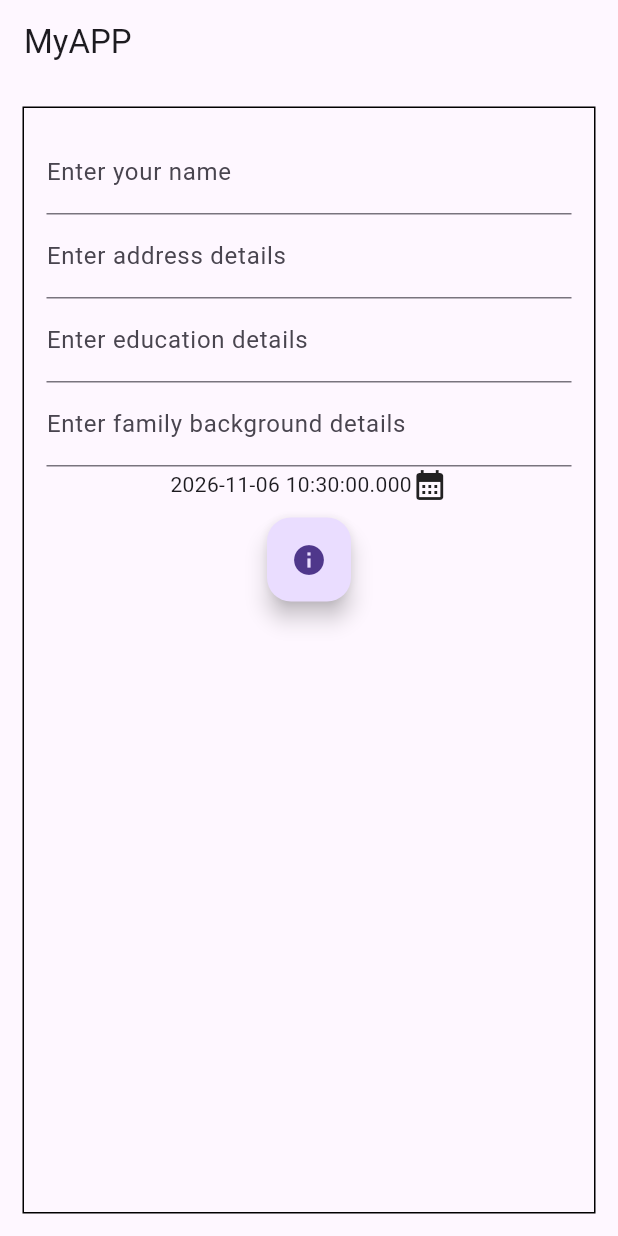
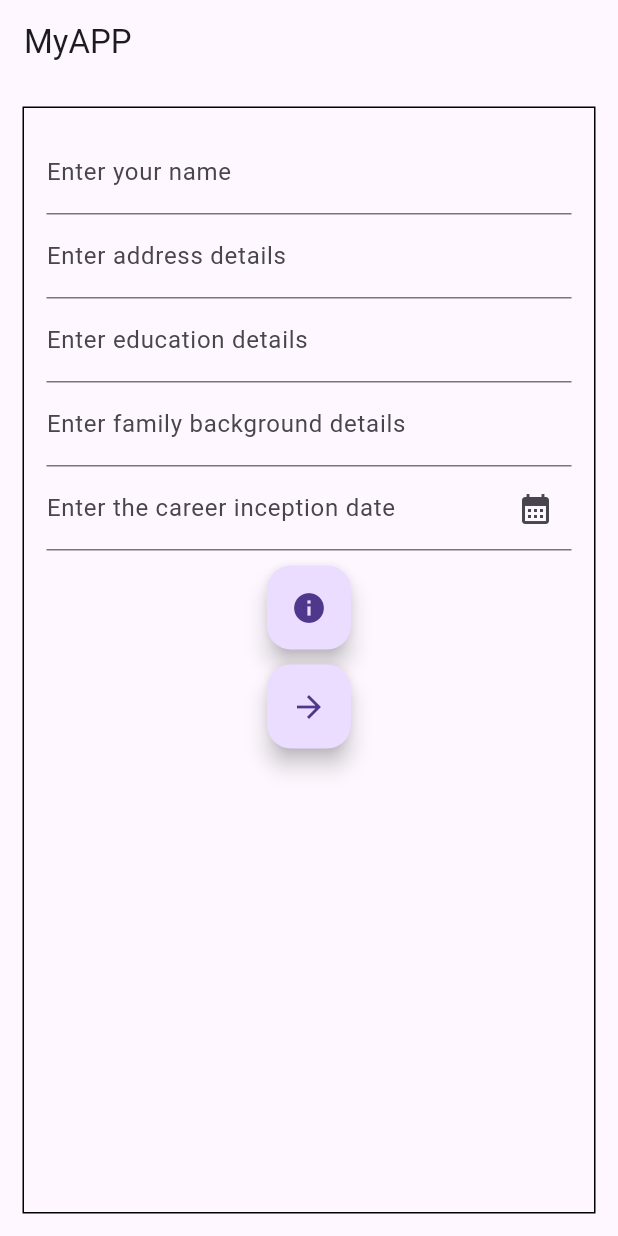
Before and after one commit to JayeshHire/practice_app, a Flutter app: the screen it shows after launch, on a phone screen of 412 x 824 dp. Run offline on Flutter 3.47's test engine with Material 3 defaults, Android fonts, the phone set to English and light mode, and no system bars; our stand-ins replace flutter_riverpod.

Commit message:
created a farm details page and refactored the project

```diff
--- a/lib/main.dart
+++ b/lib/main.dart
@@ -3,6 +3,8 @@
 import 'package:flutter/cupertino.dart';
 import 'package:flutter/material.dart';
 import 'package:flutter_riverpod/flutter_riverpod.dart';
+import 'package:my_app/models/farm_details.dart';
+import 'package:my_app/pages/farmer_details_page.dart';
 
 void main(){
   return runApp(
@@ -29,150 +31,3 @@ class MyApp extends StatelessWidget {
     );
   }
 }
-
-class FarmerDetailsPage extends StatelessWidget {
-
-  @override
-  Widget build(BuildContext context) {
-    return FarmerDetailsForm();
-  }
-}
-
-class FarmerDetailsForm extends StatefulWidget {
-
-  @override
-  State<FarmerDetailsForm> createState() => _FarmerDetFormState() ;
-}
-
-class _FarmerDetFormState extends State<FarmerDetailsForm>{
-
-  final nameController = TextEditingController();
-  final addressController = TextEditingController();
-  final educationController = TextEditingController();
-  final familyController = TextEditingController();
-
-  DateTime? _selectedDateTime ;
-
-  @override
-  void initState() {
-    super.initState();
-  }
-
-  @override
-  void dispose() {
-    // TODO: implement dispose
-    nameController.dispose();
-    addressController.dispose();
-    educationController.dispose();
-    familyController.dispose();
-    super.dispose();
-  }
-
-  Future<void> _pickDateTime(BuildContext context) async {
-    final DateTime? date = await showDatePicker(
-      context: context,
-      initialDate: _selectedDateTime?? DateTime.now(),
-      firstDate: DateTime(1990),
-      lastDate: DateTime.now()
-    );
-
-    if (date == null) return ;
-
-    final TimeOfDay? time = await showTimePicker(
-      context: context,
-      initialTime: TimeOfDay.fromDateTime(_selectedDateTime?? DateTime.now())
-    );
-
-    if (time == null) return ;
-
-    setState(() {
-      _selectedDateTime =
-      DateTime(
-        date.year,
-        date.month,
-        date.day,
-        time.hour,
-        time.minute
-      );
-    });
-  }
-
-  @override
-  Widget build(BuildContext context) {
-    return Container(
-      child: Padding(
-        padding: EdgeInsets.all(15),
-        child: Container(
-          margin: EdgeInsets.fromLTRB(0, 0, 0, 0),
-          decoration: BoxDecoration(
-            border: Border.all(),
-          ),
-          child: Padding(
-            padding: EdgeInsets.all(15),
-            child: Column(
-              children: [
-                TextFormField(
-                  controller: nameController,
-                  decoration: const InputDecoration(
-                    border: UnderlineInputBorder(),
-                    labelText: 'Enter your name'
-                  ),
-                ),
-                TextFormField(
-                  controller: addressController,
-                  decoration: const InputDecoration(
-                    border: UnderlineInputBorder(),
-                    labelText: 'Enter address details'
-                  ),
-                ),
-                TextFormField(
-                  controller: educationController,
-                  decoration: const InputDecoration(
-                    border: UnderlineInputBorder(),
-                    labelText: 'Enter education details'
-                  ),
-                ),
-                TextFormField(
-                  controller: familyController,
-                  decoration: const InputDecoration(
-                    border: UnderlineInputBorder(),
-                    labelText: 'Enter family background details'
-                  ),
-                ),
-                Row(
-                  mainAxisAlignment: MainAxisAlignment.center,
-                  children: [
-                    Text(
-                      _selectedDateTime != null? "$_selectedDateTime": "${DateTime.now()}"
-                    ),
-                    InkWell(
-                      onTap: () async {
-                        await _pickDateTime(context);
-                      },
-                      child: Icon(
-                        Icons.calendar_month
-                      ),
-                    )
-                  ],
-                ),
-                Padding(
-                  padding: EdgeInsets.fromLTRB(0, 10, 0, 0),
-                  child: FloatingActionButton(
-                    onPressed: () {
-                      print("name: ${nameController.text}");
-                      print("address: ${addressController.text}");
-                      print("education: ${educationController.text}");
-                      print("family background: ${familyController.text}");
-                      // print("")
-                    },
-                    child: Icon(Icons.info),
-                  ),
-                )
-              ],
-            ),
-          )
-        ),
-      ),
-    );
-  }
-}
--- /dev/null
+++ b/lib/pages/farmer_details_page.dart
@@ -0,0 +1,161 @@
+import 'package:flutter/material.dart';
+import 'package:my_app/pages/farmer_prop_det_page.dart';
+
+class FarmerDetailsPage extends StatelessWidget {
+
+  @override
+  Widget build(BuildContext context) {
+    return FarmerDetailsForm();
+  }
+}
+
+class FarmerDetailsForm extends StatefulWidget {
+
+  @override
+  State<FarmerDetailsForm> createState() => _FarmerDetFormState() ;
+}
+
+class _FarmerDetFormState extends State<FarmerDetailsForm>{
+
+  final nameController = TextEditingController();
+  final addressController = TextEditingController();
+  final educationController = TextEditingController();
+  final familyController = TextEditingController();
+  final careerInceptionDateController = TextEditingController();
+
+  DateTime? _selectedDateTime ;
+
+  @override
+  void initState() {
+    super.initState();
+  }
+
+  @override
+  void dispose() {
+    // TODO: implement dispose
+    nameController.dispose();
+    addressController.dispose();
+    educationController.dispose();
+    familyController.dispose();
+    super.dispose();
+  }
+
+  Future<void> _pickDateTime(BuildContext context) async {
+    final DateTime? date = await showDatePicker(
+      context: context,
+      initialDate: _selectedDateTime?? DateTime.now(),
+      firstDate: DateTime(1990),
+      lastDate: DateTime.now()
+    );
+
+    if (date == null) return ;
+
+    setState(() {
+      _selectedDateTime =
+      DateTime(
+        date.year,
+        date.month,
+        date.day
+      );
+      careerInceptionDateController.text = "${_selectedDateTime?.day}/${_selectedDateTime?.month}/${_selectedDateTime?.year}" ;
+    });
+  }
+
+  @override
+  Widget build(BuildContext context) {
+    return Container(
+      child: Padding(
+        padding: EdgeInsets.all(15),
+        child: Container(
+          margin: EdgeInsets.fromLTRB(0, 0, 0, 0),
+          decoration: BoxDecoration(
+            border: Border.all(),
+          ),
+          child: Padding(
+            padding: EdgeInsets.all(15),
+            child: Column(
+              children: [
+                TextFormField(
+                  controller: nameController,
+                  decoration: const InputDecoration(
+                    border: UnderlineInputBorder(),
+                    labelText: 'Enter your name'
+                  ),
+                ),
+                TextFormField(
+                  controller: addressController,
+                  decoration: const InputDecoration(
+                    border: UnderlineInputBorder(),
+                    labelText: 'Enter address details'
+                  ),
+                ),
+                TextFormField(
+                  controller: educationController,
+                  decoration: const InputDecoration(
+                    border: UnderlineInputBorder(),
+                    labelText: 'Enter education details'
+                  ),
+                ),
+                TextFormField(
+                  controller: familyController,
+                  decoration: const InputDecoration(
+                    border: UnderlineInputBorder(),
+                    labelText: 'Enter family background details'
+                  ),
+                ),
+                TextFormField(
+                  controller: careerInceptionDateController,
+                  readOnly: true,
+                  onTap: () async {
+                    await _pickDateTime(context);
+                  },
+                  decoration: InputDecoration(
+                    border: const UnderlineInputBorder(),
+                    labelText: 'Enter the career inception date',
+                    suffixIcon: IconButton(
+                      icon: const Icon(Icons.calendar_month),
+                      onPressed: () async {
+                        await _pickDateTime(context);
+                      },
+                    ),
+                  ),
+                ),
+                Padding(
+                  padding: EdgeInsets.fromLTRB(0, 10, 0, 0),
+                  child: FloatingActionButton(
+                    onPressed: () {
+                      print("name: ${nameController.text}");
+                      print("address: ${addressController.text}");
+                      print("education: ${educationController.text}");
+                      print("family background: ${familyController.text}");
+                      print("career inception date: ${careerInceptionDateController.text}");
+
+                      // print("")
+                    },
+                    child: Icon(Icons.info),
+                  ),
+                ),
+                Padding(
+                  padding: EdgeInsets.fromLTRB(0, 10, 0, 0),
+                  child: FloatingActionButton(
+                    onPressed: () {
+                      Navigator.push(
+                        context,
+                        MaterialPageRoute(
+                          builder: (context){
+                            return FarmPropertiesDetailsPage();
+                          }
+                        )
+                      );
+                    },
+                    child: Icon(Icons.arrow_forward),
+                  ),
+                )
+              ],
+            ),
+          )
+        ),
+      ),
+    );
+  }
+}
```
Also changed, not shown: lib/pages/farmer_prop_det_page.dart (added, +29 -0 lines), lib/component/date_component.dart (added), lib/models/farm_details.dart (renamed from lib/farm_details.dart).
